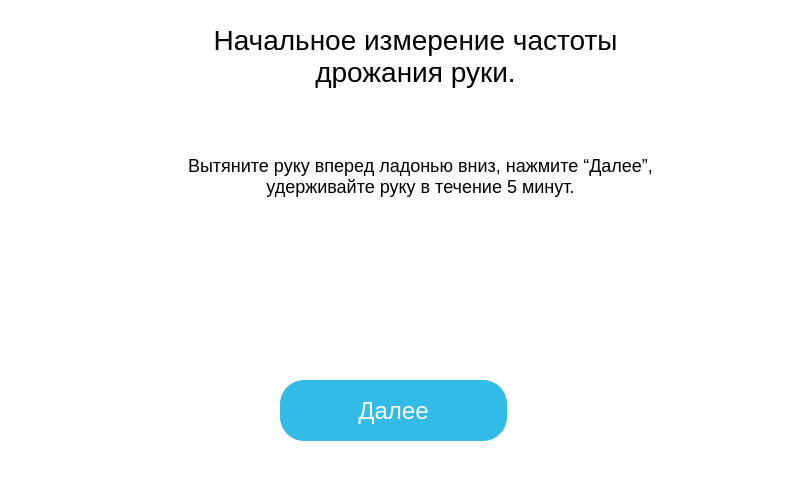
Old version of the form gui/window-2.ui in the repository GerrFrog/Muscular-training-apparatus.
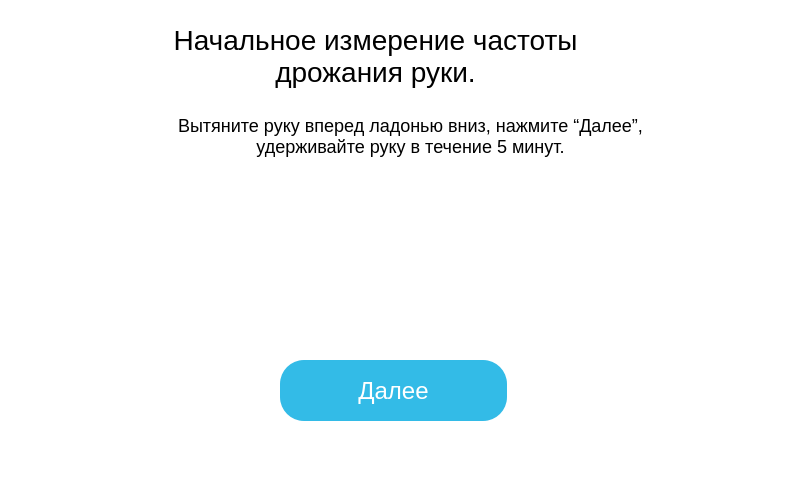
New version of the form. Icons and pictures are not drawn.

Diff of the .ui file:
```diff
--- a/gui/window-2.ui
+++ b/gui/window-2.ui
@@ -1,7 +1,7 @@
 <?xml version="1.0" encoding="UTF-8"?>
 <ui version="4.0">
- <class>MainWindow</class>
- <widget class="QMainWindow" name="MainWindow">
+ <class>Page_2</class>
+ <widget class="QWidget" name="Page_2">
   <property name="geometry">
    <rect>
     <x>0</x>
@@ -10,18 +10,93 @@
     <height>480</height>
    </rect>
   </property>
+  <property name="minimumSize">
+   <size>
+    <width>800</width>
+    <height>480</height>
+   </size>
+  </property>
+  <property name="maximumSize">
+   <size>
+    <width>800</width>
+    <height>480</height>
+   </size>
+  </property>
   <property name="windowTitle">
    <string>MainWindow</string>
   </property>
   <property name="styleSheet">
    <string notr="true">background-color:white;</string>
   </property>
-  <widget class="QWidget" name="centralwidget">
+  <layout class="QVBoxLayout" name="verticalLayout_2">
+   <item>
+    <widget class="QWidget" name="centralwidget" native="true">
+     <layout class="QVBoxLayout" name="verticalLayout">
+      <item>
+       <widget class="QStackedWidget" name="stackedWidget">
+        <widget class="QWidget" name="page">
+         <widget class="QLabel" name="sub_label">
+          <property name="geometry">
+           <rect>
+            <x>120</x>
+            <y>80</y>
+            <width>541</width>
+            <height>71</height>
+           </rect>
+          </property>
+          <property name="styleSheet">
+           <string notr="true">position: absolute;
+width: 657px;
+height: 187px;
+left: 72px;
+top: 40px;
+
+font-family: 'Graduate';
+font-style: normal;
+font-weight: 400;
+font-size: 18px;
+line-height: 36px;
+text-align: center;
+
+color: #000000;
+
+mix-blend-mode: darken;</string>
+          </property>
+          <property name="text">
+           <string>Вытяните руку вперед ладонью вниз, нажмите “Далее”,
+удерживайте руку в течение 5 минут.</string>
+          </property>
+          <property name="alignment">
+           <set>Qt::AlignCenter</set>
+          </property>
+          <property name="wordWrap">
+           <bool>true</bool>
+          </property>
+         </widget>
+         <widget class="QLabel" name="img_label">
+          <property name="geometry">
+           <rect>
+            <x>240</x>
+            <y>160</y>
+            <width>291</width>
+            <height>141</height>
+           </rect>
+          </property>
+          <property name="text">
+           <string/>
+          </property>
+          <property name="pixmap">
+           <pixmap resource="res/res.qrc">:/img/img/img_1.png</pixmap>
+          </property>
+          <property name="alignment">
+           <set>Qt::AlignCenter</set>
+          </property>
+         </widget>
    <widget class="QPushButton" name="next_pushButton">
     <property name="geometry">
      <rect>
-      <x>280</x>
-      <y>380</y>
+            <x>260</x>
+            <y>340</y>
       <width>227</width>
       <height>61</height>
      </rect>
@@ -49,30 +124,11 @@
      <string>Далее</string>
     </property>
    </widget>
-   <widget class="QLabel" name="img_label">
-    <property name="geometry">
-     <rect>
-      <x>260</x>
-      <y>210</y>
-      <width>291</width>
-      <height>141</height>
-     </rect>
-    </property>
-    <property name="text">
-     <string/>
-    </property>
-    <property name="pixmap">
-     <pixmap resource="res/res.qrc">:/img/img/img_1.png</pixmap>
-    </property>
-    <property name="alignment">
-     <set>Qt::AlignCenter</set>
-    </property>
-   </widget>
    <widget class="QLabel" name="main_label">
     <property name="geometry">
      <rect>
-      <x>180</x>
-      <y>20</y>
+            <x>120</x>
+            <y>0</y>
       <width>471</width>
       <height>71</height>
      </rect>
@@ -105,45 +161,14 @@
      <bool>true</bool>
     </property>
    </widget>
-   <widget class="QLabel" name="sub_label">
-    <property name="geometry">
-     <rect>
-      <x>150</x>
-      <y>140</y>
-      <width>541</width>
-      <height>71</height>
-     </rect>
-    </property>
-    <property name="styleSheet">
-     <string notr="true">position: absolute;
-width: 657px;
-height: 187px;
-left: 72px;
-top: 40px;
-
-font-family: 'Graduate';
-font-style: normal;
-font-weight: 400;
-font-size: 18px;
-line-height: 36px;
-text-align: center;
-
-color: #000000;
-
-mix-blend-mode: darken;</string>
-    </property>
-    <property name="text">
-     <string>Вытяните руку вперед ладонью вниз, нажмите “Далее”,
-удерживайте руку в течение 5 минут.</string>
-    </property>
-    <property name="alignment">
-     <set>Qt::AlignCenter</set>
-    </property>
-    <property name="wordWrap">
-     <bool>true</bool>
-    </property>
-   </widget>
-  </widget>
+        </widget>
+        <widget class="QWidget" name="page_2"/>
+       </widget>
+      </item>
+     </layout>
+    </widget>
+   </item>
+  </layout>
  </widget>
  <resources>
   <include location="res/res.qrc"/>
```
Lines whose indentation alone changed are shown as unchanged.
